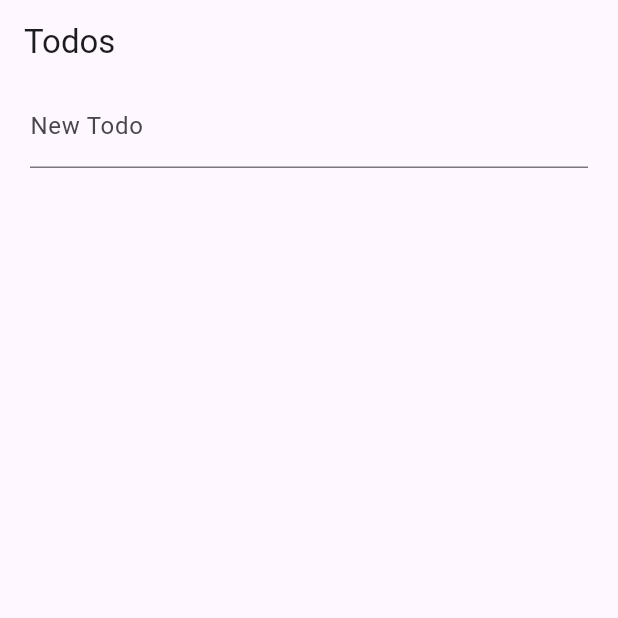
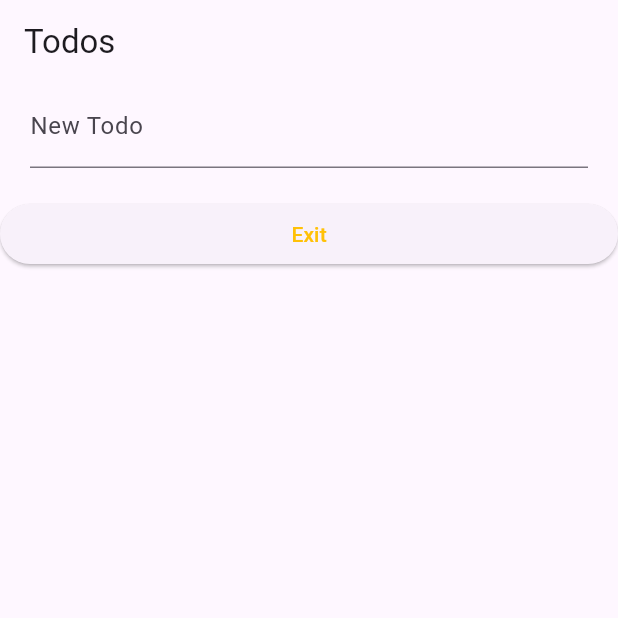
Before and after one commit to TX-Phuc-d8m7/flutter-riverpod-project, a Flutter app: the TodosPage screen opened directly, on a phone screen of 412 x 824 dp, the top half of it. Run offline on Flutter 3.47's test engine with Material 3 defaults, Android fonts, the phone set to English and light mode, and no system bars; our stand-ins replace dio, equatable, flutter_riverpod, freezed_annotation, riverpod_annotation; missing offline and left inert: bulleted_list; generated files the repository leaves out were written again.

Commit message:
Daily Commit

```diff
--- a/change_notifier_provider/lib/pages/todos_page.dart
+++ b/change_notifier_provider/lib/pages/todos_page.dart
@@ -36,6 +36,12 @@ class TodosPage extends ConsumerWidget {
                       icon: const Icon(Icons.delete),
                     ),
                   ),
+                ElevatedButton(
+                    onPressed: () {},
+                    child: const Text(
+                      "Exit",
+                      style: TextStyle(color: Colors.amber),
+                    ))
               ],
             ),
           ),
```
